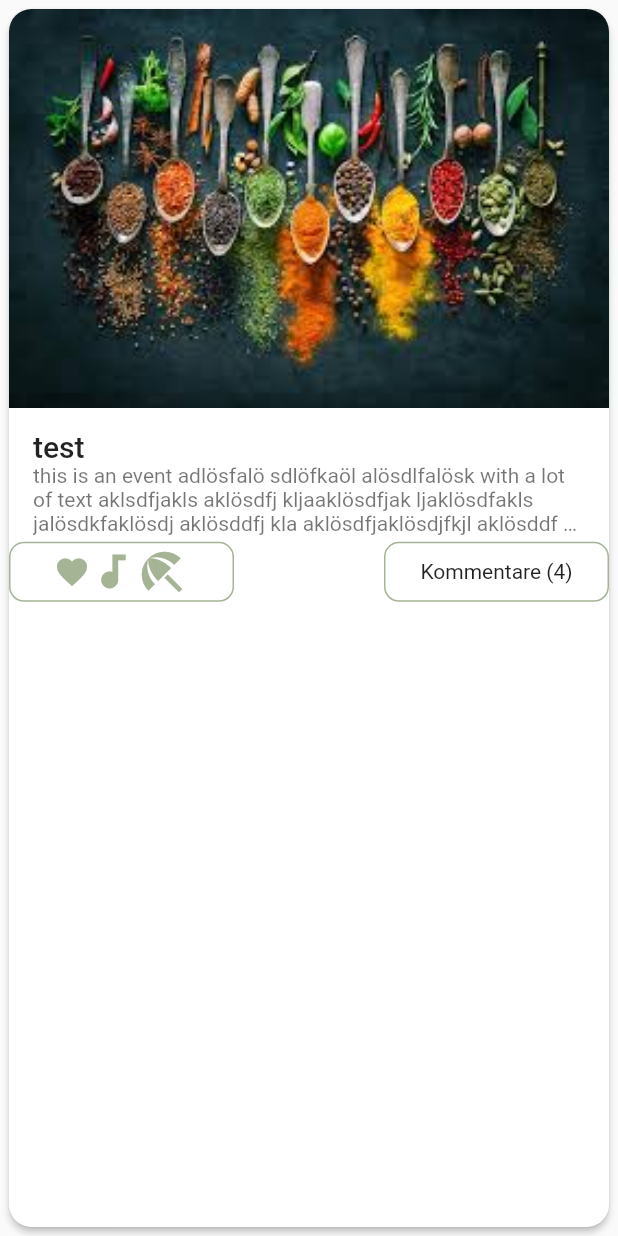
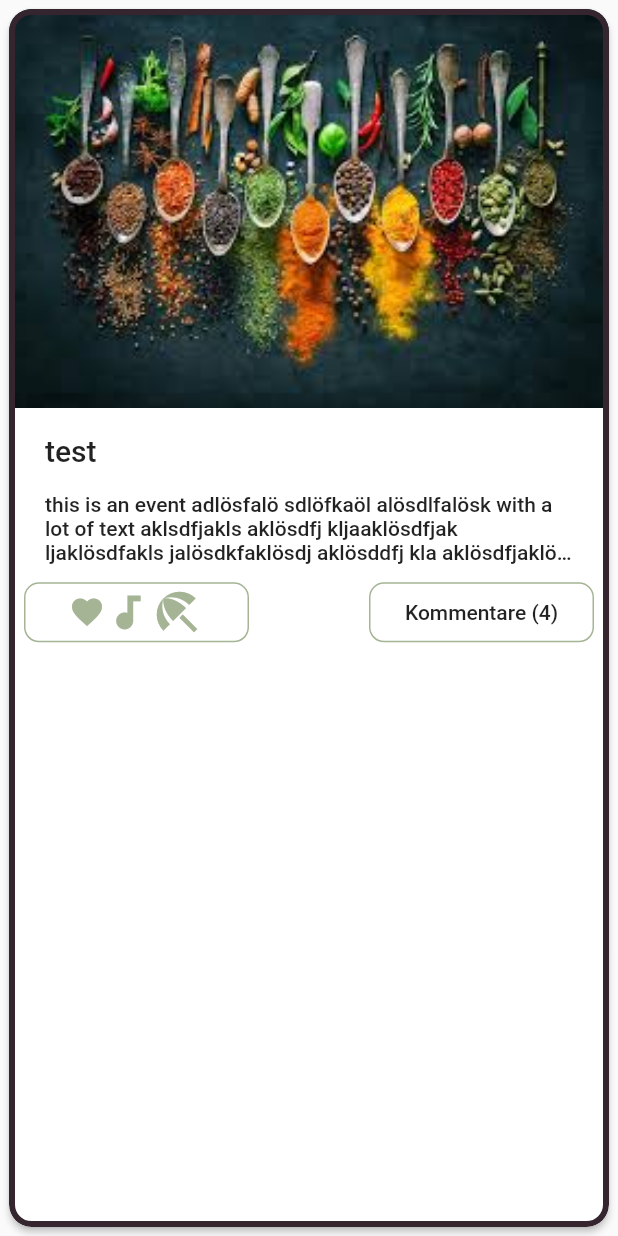
Before and after one commit to S-ecki/smart-city-ambience, a Flutter app: the EventCard widget shown alone on an empty page, opened directly, on a phone screen of 412 x 824 dp. Run offline on Flutter 3.47's test engine with Material 2 defaults, Android fonts, the phone set to English and light mode, and no system bars; our stand-ins replace email_validator, firebase_auth, firebase_core; accounts and stored records are empty.

Commit message:
did something

```diff
--- a/lib/screens/events/event_card.dart
+++ b/lib/screens/events/event_card.dart
@@ -16,6 +16,7 @@ class EventCard extends StatelessWidget {
 
       child: Card(
         shape: RoundedRectangleBorder(
+          side: BorderSide(width: 4.0, color: Theme.of(context).accentColor),
           borderRadius: BorderRadius.circular(15.0),
         ),
         // total padding on every card = 12 (see padding of outer column)
@@ -40,24 +41,35 @@ class EventCard extends StatelessWidget {
               image: AssetImage(child.image),
               fit: BoxFit.fill,
             ),
-            SizedBox(height: 10,),
+            SizedBox(
+              height: 5,
+            ),
             ListTile(
-              title: Text(
-                child.title,
-                style: Theme.of(context).textTheme.headline6,
+              title: Padding(
+                padding: const EdgeInsets.all(8.0),
+                child: Text(
+                  child.title,
+                  style: Theme.of(context).textTheme.headline6,
+                ),
               ),
-              subtitle: Text(
-                child.description,
-                maxLines: 3,
-                overflow: TextOverflow.ellipsis,
+              subtitle: Padding(
+                padding: const EdgeInsets.all(8.0),
+                child: Text(
+                  child.description,
+                  style: Theme.of(context).textTheme.bodyText1,
+                  maxLines: 3,
+                  overflow: TextOverflow.ellipsis,
+                ),
               ),
             ),
-
             Row(
               mainAxisAlignment: MainAxisAlignment.spaceBetween,
               children: <Widget>[
                 Row(
                   children: [
+                    SizedBox(
+                      width: 10,
+                    ),
                     Container(
                       height: 40,
                       width: 150,
@@ -70,6 +82,7 @@ class EventCard extends StatelessWidget {
                       child: Row(
                         mainAxisAlignment: MainAxisAlignment.center,
                         children: [
+
                           Icon(
                             Icons.favorite,
                             color: Theme.of(context).primaryColor,
@@ -87,6 +100,7 @@ class EventCard extends StatelessWidget {
                           ),
                         ],
                       ),
+                      //child:Emojis(),
                     ),
                   ],
                 ),
@@ -102,12 +116,21 @@ class EventCard extends StatelessWidget {
                         borderRadius: BorderRadius.circular(10.0),
                       ),
                       child: Center(
-                        child: Text('Kommentare (4)'),
+                        child: Text(
+                          'Kommentare (4)',
+                          style: Theme.of(context).textTheme.bodyText1,
+                        ),
                       ),
+                    ),
+                    SizedBox(
+                      width: 10,
                     ),
                   ],
                 ),
               ],
+            ),
+            SizedBox(
+              height: 10,
             ),
           ],
         ),
@@ -119,7 +142,49 @@ class EventCard extends StatelessWidget {
 class Event {
   final String image;
   final String title;
+  final String emoji;
   //final String comments;
   final String description;
-  Event({@required this.image, this.title, this.description});
+  Event({@required this.image, this.title, this.description, this.emoji});
 }
+/*
+class Emojis extends StatefulWidget {
+  @override
+  _EmojiState createState() => _EmojiState();
+}
+
+class _EmojiState extends State<Emojis> {
+  final List<String> list = new List<String>();
+
+  @override
+  Widget build(BuildContext context) {
+    list.add('lib/emojis/smile.jpg');
+    return Container(
+      height: 20,
+      width: 20,
+      child: Row(
+        children: <Widget>[
+          Expanded(
+            child: new ListView.builder(
+              itemCount: list.length,
+              itemBuilder: (BuildContext context, int index) {
+                return new Image(
+                  image: AssetImage(list[index]),
+                  fit: BoxFit.fill,
+                );
+              },
+            ),
+          ),
+          Expanded(
+            child: GestureDetector(
+              onTap: () {
+                list.add('lib/emojis/smile.jpg');
+              },
+            ),
+          ),
+        ],
+      ),
+    );
+  }
+}
+*/
--- a/lib/screens/events/event_screen.dart
+++ b/lib/screens/events/event_screen.dart
@@ -26,6 +26,7 @@ class EventScreen extends StatelessWidget {
                 child: Event(
                     image: 'lib/images/test_image.jpg',
                     title: "test",
+                    emoji: 'lib/emojis/smile.jpg',
                     description:
                         "this is an event adlösfalö sdlöfkaöl alösdlfalösk with a lot of text aklsdfjakls aklösdfj kljaaklösdfjak ljaklösdfakls jalösdkfaklösdj aklösddfj kla aklösdfjaklösdjfkjl aklösddf klasdjflaköks aklösdfj klöasdjf klasjsfaklöjadslk jafklsdjfalks j adlksfj"),
               ),
@@ -33,16 +34,14 @@ class EventScreen extends StatelessWidget {
                 child: Event(
                     image: 'lib/images/test_image.jpg',
                     title: "test",
+                    emoji: 'lib/emojis/smile.jpg',
                     description:
                         "this is an event adlösfalö sdlöfkaöl ajkladlfjködfaksjlöaksdfjlöasdfkjlöjklöadfgfsjioöadfsöjkladfsljköadfskjlöaksdfjlöasdfkjlöaksdfjlöajklödsfjklödfsjklödafsjklöadsfjklöasdföjkldafsöjklasdfjklöasdfjklösjklöasdfjklöadfsjkladfsjklödafsjklödafsöjkldafsjöklasdfjklöasdföjkllösdlfalösk with a lot of text aklsdfjakls aklösdfj kljaaklösdfjak ljaklösdfakls jalösdkfaklösdj aklösddfj kla aklösdfjaklösdjfkjl aklösddf klasdjflaköks aklösdfj klöasdjf klasjsfaklöjadslk jafklsdjfalks j adlksfj"),
               ),
             ],
           ),
-
         ),
-
       ),
-
     );
   }
 }
--- a/pubspec.yaml
+++ b/pubspec.yaml
@@ -32,6 +32,7 @@ dependencies:
   # Use with the CupertinoIcons class for iOS style icons.
   cupertino_icons: ^1.0.2
 
+
 dev_dependencies:
   flutter_test:
     sdk: flutter
@@ -49,7 +50,6 @@ flutter:
   # To add assets to your application, add an assets section, like this:
   assets:
     - lib/images/test_image.jpg
-
   #   - images/a_dot_ham.jpeg
 
   # An image asset can refer to one or more resolution-specific "variants", see
```
Also changed, not shown: lib/main.dart (line endings or trailing spaces).
